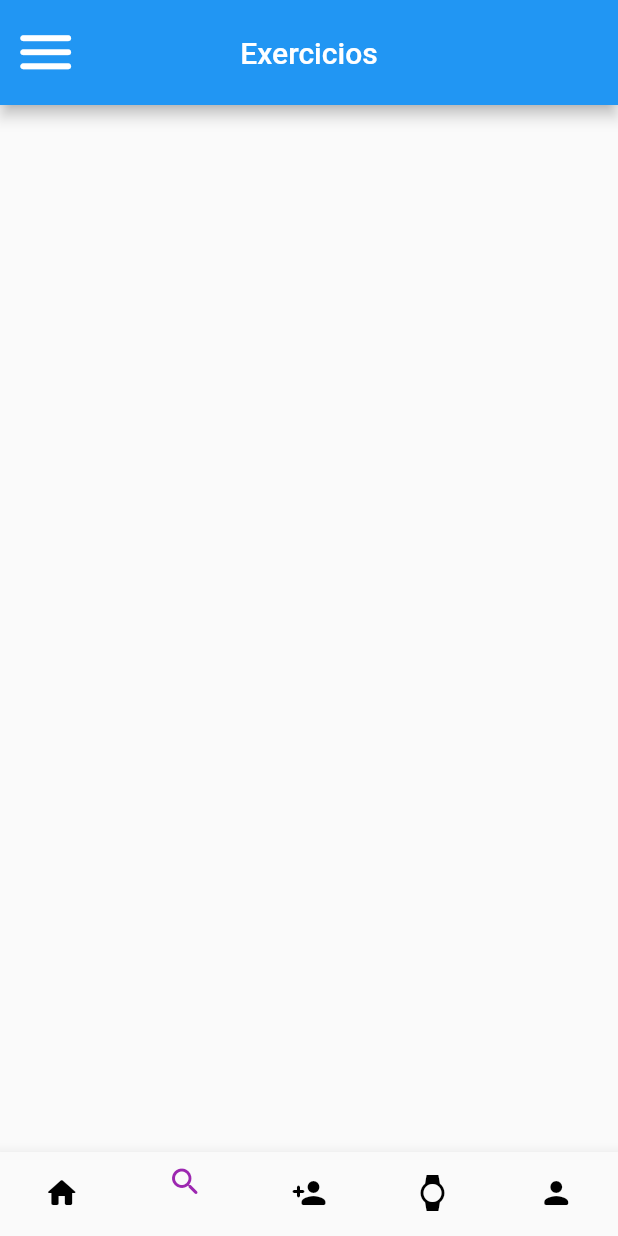
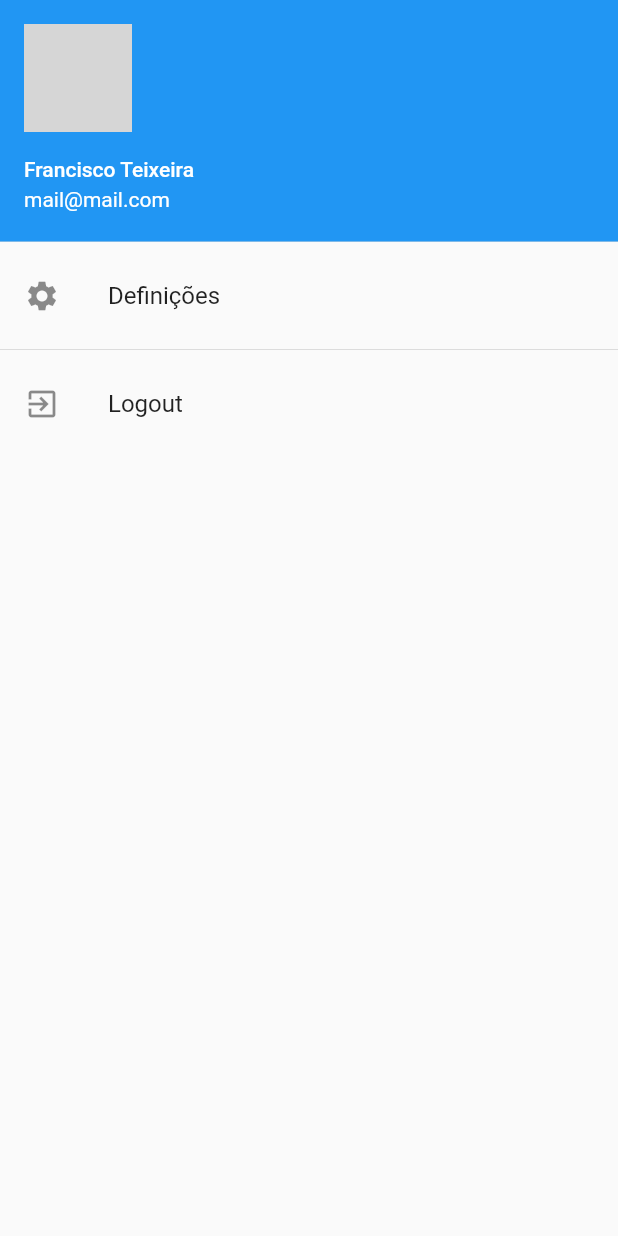
Before and after one commit to PECI-21-22-Grupo04/android-app, a Flutter app: the PageNav screen opened directly, item 2 of the bottom bar chosen, after a tap on the "menu" icon, on a phone screen of 412 x 824 dp. Run offline on Flutter 3.47's test engine with Material 2 defaults, Android fonts, the phone set to English and light mode, and no system bars; our stand-ins replace firebase_auth, firebase_core, google_sign_in; accounts and stored records are empty; network calls fail; grey boxes are pictures that could not be loaded.

Commit message:
Settings and profile pages added; sidebar created; improved navigation; system theme support

```diff
--- a/runx/lib/device/devices.dart
+++ b/runx/lib/device/devices.dart
@@ -1,5 +1,6 @@
 // System Packages
 import 'package:flutter/material.dart';
+import 'package:runx/presentation/side_nav.dart';
 
 class Devices extends StatefulWidget {
   const Devices({Key? key}) : super(key: key);
@@ -15,14 +16,14 @@ class _DevicesState extends State<Devices> {
       appBar: AppBar(
         title: const Text('Dispositivos'),
         centerTitle: true,
-        toolbarHeight: 70,
+        toolbarHeight: 40,
         leading: IconButton(
-          iconSize: 45.0,
+          iconSize: 25.0,
           icon: const Icon(Icons.menu_rounded),
           onPressed: () {
-            //
-            // ABRIR MENU
-            //
+            Navigator.of(context).push(
+              MaterialPageRoute(builder: (context) => const SideNav()),
+            );
           },
         ),
       ),
--- a/runx/lib/exercise/exercises.dart
+++ b/runx/lib/exercise/exercises.dart
@@ -1,5 +1,6 @@
 // System Packages
 import 'package:flutter/material.dart';
+import 'package:runx/presentation/side_nav.dart';
 
 class Exercises extends StatefulWidget {
   const Exercises({Key? key}) : super(key: key);
@@ -15,14 +16,14 @@ class _ExercisesState extends State<Exercises> {
       appBar: AppBar(
         title: const Text('Exercicios'),
         centerTitle: true,
-        toolbarHeight: 70,
+        toolbarHeight: 40,
         leading: IconButton(
-          iconSize: 45.0,
+          iconSize: 25.0,
           icon: const Icon(Icons.menu_rounded),
           onPressed: () {
-            //
-            // ABRIR MENU
-            //
+            Navigator.of(context).push(
+              MaterialPageRoute(builder: (context) => const SideNav()),
+            );
           },
         ),
       ),
--- a/runx/lib/instructor/instructor.dart
+++ b/runx/lib/instructor/instructor.dart
@@ -1,5 +1,6 @@
 // System Packages
 import 'package:flutter/material.dart';
+import 'package:runx/presentation/side_nav.dart';
 
 class Instructor extends StatefulWidget {
   const Instructor({Key? key}) : super(key: key);
@@ -15,14 +16,14 @@ class _InstructorState extends State<Instructor> {
         appBar: AppBar(
       title: const Text('Instrutor'),
       centerTitle: true,
-      toolbarHeight: 70,
+      toolbarHeight: 40,
       leading: IconButton(
-        iconSize: 45.0,
+        iconSize: 25.0,
         icon: const Icon(Icons.menu_rounded),
         onPressed: () {
-          //
-          // ABRIR MENU
-          //
+          Navigator.of(context).push(
+            MaterialPageRoute(builder: (context) => const SideNav()),
+          );
         },
       ),
     ));
--- a/runx/lib/presentation/page_nav.dart
+++ b/runx/lib/presentation/page_nav.dart
@@ -61,9 +61,7 @@ class _PageNavState extends State<PageNav> {
       ),
       bottomNavigationBar: BottomNavigationBar(
         type: BottomNavigationBarType.fixed,
-        selectedIconTheme: const IconThemeData(color: Colors.purple),
-        selectedItemColor: Colors.purple,
-        unselectedItemColor: Colors.black,
+        showSelectedLabels: false,
         showUnselectedLabels: false,
         items: const <BottomNavigationBarItem>[
           BottomNavigationBarItem(
@@ -79,7 +77,10 @@ class _PageNavState extends State<PageNav> {
             label: '',
           ),
           BottomNavigationBarItem(
-            icon: Icon(Icons.watch),
+            icon: Icon(
+              Icons.watch,
+              size: 19,
+            ),
             label: '',
           ),
           BottomNavigationBarItem(
--- /dev/null
+++ b/runx/lib/presentation/side_nav.dart
@@ -0,0 +1,66 @@
+import 'package:flutter/material.dart';
+
+// Logic
+import 'package:runx/authentication/firebase.dart';
+
+// Screens
+import 'package:runx/authentication/sign_in.dart';
+import 'package:runx/user_profile/settings.dart';
+import 'package:runx/profile/userdata.dart';
+
+class SideNav extends StatefulWidget {
+  const SideNav({Key? key}) : super(key: key);
+
+  @override
+  State<SideNav> createState() => _SideNavState();
+}
+
+class _SideNavState extends State<SideNav> {
+  @override
+  Widget build(BuildContext context) {
+    const user = UserData.myUser;
+    return Drawer(
+      child: ListView(
+        // Remove padding
+        padding: EdgeInsets.zero,
+        children: [
+          UserAccountsDrawerHeader(
+            accountName: Text(user.fname + " " + user.lname),
+            accountEmail: Text(user.email),
+            currentAccountPicture: CircleAvatar(
+              child: ClipOval(
+                child: Image.network(
+                  user.imagePath,
+                  fit: BoxFit.cover,
+                  width: 90,
+                  height: 90,
+                ),
+              ),
+            ),
+          ),
+          ListTile(
+            leading: const Icon(Icons.settings),
+            title: const Text('Definições'),
+            onTap: () {
+              Navigator.pushReplacement(context,
+                  MaterialPageRoute(builder: (context) => const Settings()));
+            },
+          ),
+          const Divider(),
+          ListTile(
+            title: const Text('Logout'),
+            leading: const Icon(Icons.exit_to_app),
+            onTap: () {
+              FirebaseAuthenticationCaller()
+                  .signOut()
+                  .then((_) => Navigator.pushReplacement(
+                        context,
+                        MaterialPageRoute(builder: (contex) => const Login()),
+                      ));
+            },
+          ),
+        ],
+      ),
+    );
+  }
+}
--- /dev/null
+++ b/runx/lib/profile/profilewidget.dart
@@ -0,0 +1,76 @@
+import 'package:flutter/material.dart';
+
+class ProfileWidget extends StatelessWidget {
+  final String imagePath;
+  final bool isEdit;
+  final VoidCallback onClicked;
+
+  const ProfileWidget({
+    Key? key,
+    required this.imagePath,
+    this.isEdit = false,
+    required this.onClicked,
+  }) : super(key: key);
+
+  @override
+  Widget build(BuildContext context) {
+    final color = Theme.of(context).colorScheme.primary;
+
+    return Center(
+      child: Stack(
+        children: [
+          buildImage(),
+          Positioned(
+            bottom: 0,
+            right: 4,
+            child: buildEditIcon(color),
+          ),
+        ],
+      ),
+    );
+  }
+
+  Widget buildImage() {
+    final image = NetworkImage(imagePath);
+
+    return ClipOval(
+      child: Material(
+        color: Colors.transparent,
+        child: Ink.image(
+          image: image,
+          fit: BoxFit.cover,
+          width: 128,
+          height: 128,
+          child: InkWell(onTap: onClicked),
+        ),
+      ),
+    );
+  }
+
+  Widget buildEditIcon(Color color) => buildCircle(
+        color: Colors.white,
+        all: 3,
+        child: buildCircle(
+          color: color,
+          all: 8,
+          child: Icon(
+            isEdit ? Icons.add_a_photo : Icons.edit,
+            color: Colors.white,
+            size: 20,
+          ),
+        ),
+      );
+
+  Widget buildCircle({
+    required Widget child,
+    required double all,
+    required Color color,
+  }) =>
+      ClipOval(
+        child: Container(
+          padding: EdgeInsets.all(all),
+          color: color,
+          child: child,
+        ),
+      );
+}
--- /dev/null
+++ b/runx/lib/profile/user.dart
@@ -0,0 +1,15 @@
+class User {
+  final String imagePath;
+  final String fname;
+  final String lname;
+  final String email;
+  final String about;
+
+  const User({
+    required this.imagePath,
+    required this.fname,
+    required this.lname,
+    required this.email,
+    required this.about,
+  });
+}
--- /dev/null
+++ b/runx/lib/profile/userdata.dart
@@ -0,0 +1,12 @@
+import 'package:runx/profile/user.dart';
+
+class UserData {
+  static const myUser = User(
+    imagePath:
+        'https://www.unfe.org/wp-content/uploads/2019/04/SM-placeholder.png',
+    fname: 'Francisco',
+    lname: 'Teixeira',
+    email: 'mail@mail.com',
+    about: 'placeholder',
+  );
+}
--- a/runx/lib/user_profile/homepage.dart
+++ b/runx/lib/user_profile/homepage.dart
@@ -7,24 +7,31 @@ import 'package:runx/authentication/firebase.dart';
 
 // Screens
 import 'package:runx/authentication/sign_in.dart';
+import 'package:runx/presentation/side_nav.dart';
 
-class HomePage extends StatelessWidget {
+class HomePage extends StatefulWidget {
   const HomePage({Key? key}) : super(key: key);
 
   @override
+  _HomePageState createState() => _HomePageState();
+}
+
+class _HomePageState extends State<HomePage> {
+  @override
   Widget build(BuildContext context) {
-    return Scaffold(
+    return Builder(
+      builder: (context) => Scaffold(
         appBar: AppBar(
           title: const Text('Inicio'),
           centerTitle: true,
-        toolbarHeight: 70,
+          toolbarHeight: 40,
           leading: IconButton(
-          iconSize: 45.0,
+            iconSize: 25.0,
             icon: const Icon(Icons.menu_rounded),
             onPressed: () {
-            //
-            // ABRIR MENU
-            //
+              Navigator.of(context).push(
+                MaterialPageRoute(builder: (context) => const SideNav()),
+              );
             },
           ),
         ),
@@ -48,6 +55,7 @@ class HomePage extends StatelessWidget {
           child: const Icon(Icons.logout),
           tooltip: 'Logout',
         ),
+      ),
     );
   }
 }
--- a/runx/lib/user_profile/profile.dart
+++ b/runx/lib/user_profile/profile.dart
@@ -1,30 +1,89 @@
-// System Packages
 import 'package:flutter/material.dart';
+import 'package:runx/presentation/side_nav.dart';
+import 'package:runx/profile/profilewidget.dart';
+import 'package:runx/profile/user.dart';
+import 'package:runx/profile/userdata.dart';
+import 'package:runx/profile/editprofile.dart';
 
 class Profile extends StatefulWidget {
   const Profile({Key? key}) : super(key: key);
 
   @override
-  State<Profile> createState() => _ProfileState();
+  _ProfileState createState() => _ProfileState();
 }
 
 class _ProfileState extends State<Profile> {
   @override
   Widget build(BuildContext context) {
-    return Scaffold(
+    const user = UserData.myUser;
+
+    return Builder(
+      builder: (context) => Scaffold(
         appBar: AppBar(
-      title: const Text('Perfil de Utilizador'),
-      centerTitle: true,
-      toolbarHeight: 70,
-      leading: IconButton(
-        iconSize: 45.0,
-        icon: const Icon(Icons.menu_rounded),
-        onPressed: () {
-          //
-          // ABRIR MENU
-          //
-        },
+          title: const Text('Perfil'),
+          centerTitle: true,
+          toolbarHeight: 40,
+          leading: IconButton(
+            iconSize: 25.0,
+            icon: const Icon(Icons.menu_rounded),
+            onPressed: () {
+              Navigator.of(context).push(
+                MaterialPageRoute(builder: (context) => const SideNav()),
+              );
+            },
+          ),
+        ),
+        body: ListView(
+          physics: const BouncingScrollPhysics(),
+          children: [
+            const SizedBox(height: 24),
+            ProfileWidget(
+              imagePath: user.imagePath,
+              onClicked: () {
+                Navigator.of(context).push(
+                  MaterialPageRoute(builder: (context) => const EditProfile()),
+                );
+              },
+            ),
+            const SizedBox(height: 24),
+            buildName(user),
+            const SizedBox(height: 48),
+            buildAbout(user),
+          ],
+        ),
       ),
-    ));
+    );
   }
+
+  Widget buildName(User user) => Column(
+        children: [
+          Text(
+            user.fname + " " + user.lname,
+            style: const TextStyle(fontWeight: FontWeight.bold, fontSize: 24),
+          ),
+          const SizedBox(height: 4),
+          Text(
+            user.email,
+            style: const TextStyle(color: Colors.grey),
+          )
+        ],
+      );
+
+  Widget buildAbout(User user) => Container(
+        padding: const EdgeInsets.symmetric(horizontal: 48),
+        child: Column(
+          crossAxisAlignment: CrossAxisAlignment.center,
+          children: [
+            const Text(
+              'About',
+              style: TextStyle(fontSize: 24, fontWeight: FontWeight.bold),
+            ),
+            const SizedBox(height: 16),
+            Text(
+              user.about,
+              style: const TextStyle(fontSize: 16, height: 1.4),
+            ),
+          ],
+        ),
+      );
 }
--- a/runx/pubspec.yaml
+++ b/runx/pubspec.yaml
@@ -37,6 +37,7 @@ dependencies:
   google_sign_in: ^5.2.3
   firebase_auth: ^3.3.8
   http: ^0.13.4
+  animated_theme_switcher: "^2.0.5"
 
 dev_dependencies:
   flutter_test:
```
Also changed, not shown: runx/lib/main.dart (+7 -1 lines), runx/lib/profile/editprofile.dart (added, +60 -0 lines), runx/lib/profile/textfieldwidget.dart (added, +58 -0 lines), runx/lib/user_profile/settings.dart (added, +172 -0 lines), runx/pubspec.lock. Lines whose indentation alone changed are shown as unchanged.
